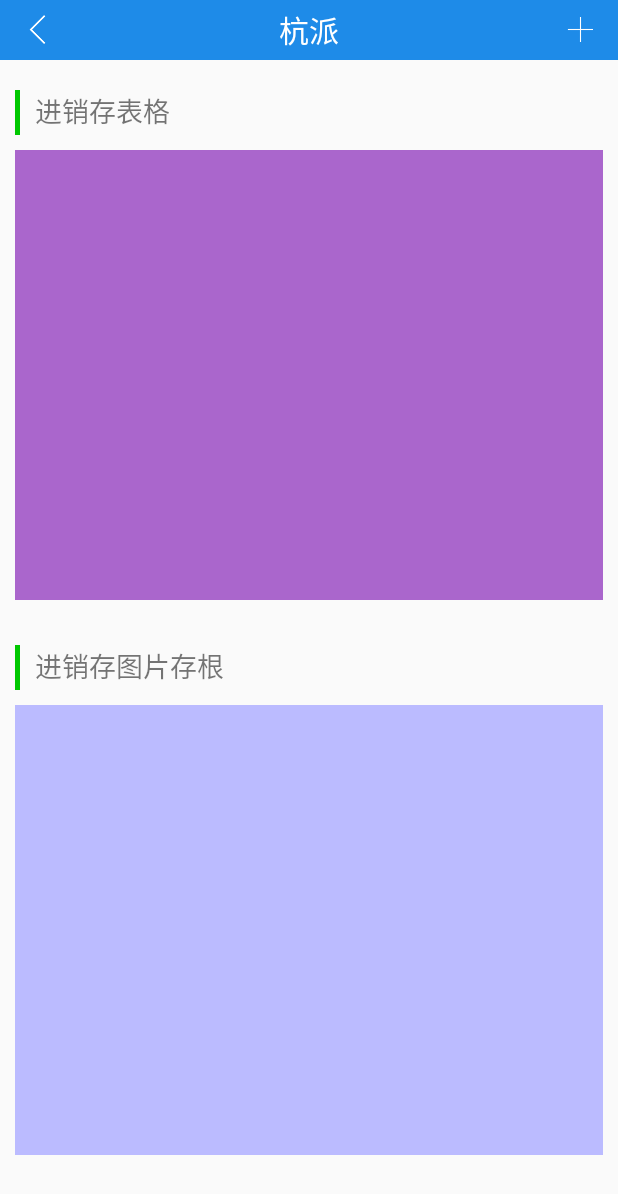
After one commit to DanYuDev/UIBestPractice, an Android app: the SalesDetailActivity screen opened directly, with no data from a screen before it, on a phone screen of 412 x 824 dp. The commit adds this screen. Shown: the top 1194 px of the screen. Run offline under Robolectric (Android 15) with nearby library versions, the phone set to English and light mode, and no system bars; our stand-ins replace CircleImageView.

```diff
--- /dev/null
+++ b/app/src/main/java/com/example/coderlt/uibestpractice/activity/SalesDetailActivity.java
@@ -0,0 +1,15 @@
+package com.example.coderlt.uibestpractice.activity;
+
+import android.support.v7.app.AppCompatActivity;
+import android.os.Bundle;
+
+import com.example.coderlt.uibestpractice.R;
+
+public class SalesDetailActivity extends AppCompatActivity {
+
+    @Override
+    protected void onCreate(Bundle savedInstanceState) {
+        super.onCreate(savedInstanceState);
+        setContentView(R.layout.activity_sales_detail);
+    }
+}
--- a/app/src/main/java/com/example/coderlt/uibestpractice/adapter/FuncRecyclerAdapter.java
+++ b/app/src/main/java/com/example/coderlt/uibestpractice/adapter/FuncRecyclerAdapter.java
@@ -59,7 +59,7 @@ public class FuncRecyclerAdapter extends RecyclerView.Adapter<FuncRecyclerAdapte
     public void onBindViewHolder(ViewHolder holder, int position)
     {
         Option option= options.get(position);
-        Log.d(TAG,"on bind VH");
+        Log.d(TAG,"on bind VH ");
         holder.tv.setText(option.getName());
         Glide.with(mContext).load(option.getImgUrl()).into(holder.iv);
     }
--- a/app/src/main/java/com/example/coderlt/uibestpractice/bean/Option.java
+++ b/app/src/main/java/com/example/coderlt/uibestpractice/bean/Option.java
@@ -1,10 +1,12 @@
 package com.example.coderlt.uibestpractice.bean;
+
+import java.io.Serializable;
 
 /**
  * Created by coderlt on 2018/1/10.
  */
 
-public class Option {
+public class Option implements Serializable{
     private String name;
     private String imgUrl;
     private String config_id;
--- a/app/src/main/res/layout/activity_register.xml
+++ b/app/src/main/res/layout/activity_register.xml
@@ -14,7 +14,7 @@
         android:layout_above="@id/reg_main_layout"
         android:textSize="26sp"
         android:layout_marginTop="30dp"
-        android:src="@drawable/ic_logo_blue"/>
+        android:src="@drawable/ic_logo"/>
     <LinearLayout
         android:id="@+id/reg_main_layout"
         android:layout_width="match_parent"
--- /dev/null
+++ b/app/src/main/res/layout/activity_sales_detail.xml
@@ -0,0 +1,71 @@
+<?xml version="1.0" encoding="utf-8"?>
+<LinearLayout
+    xmlns:android="http://schemas.android.com/apk/res/android"
+    xmlns:app="http://schemas.android.com/apk/res-auto"
+    xmlns:tools="http://schemas.android.com/tools"
+    android:layout_width="match_parent"
+    android:layout_height="match_parent"
+    android:orientation="vertical"
+    >
+    <include layout="@layout/title_layout"
+        android:id="@+id/title_layout"/>
+    <ScrollView
+        android:layout_width="match_parent"
+        android:layout_height="match_parent">
+        <RelativeLayout
+            android:layout_width="match_parent"
+            android:layout_height="wrap_content"
+            tools:context="com.example.coderlt.uibestpractice.activity.SalesDetailActivity">
+
+            <View
+                android:id="@+id/table_title_line"
+                android:layout_width="3dp"
+                android:layout_height="30dp"
+                android:background="@color/main_green"
+                android:layout_marginTop="20dp"
+                android:layout_marginLeft="10dp"/>
+            <TextView
+                android:layout_width="wrap_content"
+                android:layout_height="wrap_content"
+                android:layout_toRightOf="@id/table_title_line"
+                android:layout_marginLeft="10dp"
+                android:layout_marginTop="20dp"
+                android:textSize="18sp"
+                android:text="进销存表格"/>
+            <TableLayout
+                android:layout_width="match_parent"
+                android:layout_height="300dp"
+                android:layout_margin="10dp"
+                android:id="@+id/sales_table"
+                android:background="@android:color/holo_purple"
+                android:layout_below="@id/table_title_line"
+                >
+            </TableLayout>
+
+            <View
+                android:id="@+id/img_title_line"
+                android:layout_width="3dp"
+                android:layout_height="30dp"
+                android:background="@color/main_green"
+                android:layout_below="@id/sales_table"
+                android:layout_marginTop="20dp"
+                android:layout_marginLeft="10dp"/>
+            <TextView
+                android:layout_width="wrap_content"
+                android:layout_height="wrap_content"
+                android:textSize="18sp"
+                android:layout_below="@id/sales_table"
+                android:layout_toRightOf="@id/img_title_line"
+                android:layout_marginLeft="10dp"
+                android:layout_marginTop="20dp"
+                android:text="进销存图片存根"/>
+            <RelativeLayout
+                android:layout_width="match_parent"
+                android:layout_height="300dp"
+                android:layout_margin="10dp"
+                android:background="@color/mid_blue_a"
+                android:layout_below="@id/img_title_line">
+            </RelativeLayout>
+        </RelativeLayout>
+    </ScrollView>
+</LinearLayout>
--- a/app/src/main/res/layout/fragment_contacts.xml
+++ b/app/src/main/res/layout/fragment_contacts.xml
@@ -2,7 +2,7 @@
 <android.support.constraint.ConstraintLayout
     xmlns:android="http://schemas.android.com/apk/res/android" android:layout_width="match_parent"
     android:layout_height="match_parent"
-    android:background="@color/colorAccent">
+    android:background="@drawable/cartoon_girl">
     <include layout="@layout/title_layout"
         android:id="@+id/navigation_title"/>
 </android.support.constraint.ConstraintLayout>
--- a/app/src/main/res/layout/fragment_home.xml
+++ b/app/src/main/res/layout/fragment_home.xml
@@ -70,6 +70,7 @@
             app:text_unselected_color="@color/main_green"
             app:src_unselected="@drawable/money_out"/>
         <com.example.coderlt.uibestpractice.View.MyImgButton
+            android:id="@+id/sales_img_btn"
             android:layout_width="70dp"
             android:layout_height="70dp"
             android:layout_alignParentRight="true"
--- a/app/src/main/res/values/strings.xml
+++ b/app/src/main/res/values/strings.xml
@@ -1,5 +1,5 @@
 <resources>
-    <string name="app_name">杭软企管</string>
+    <string name="app_name">杭派足道</string>
 
     <!-- TODO: Remove or change this placeholder text -->
     <string name="hello_blank_fragment">Hello blank fragment</string>
```
Also changed, not shown: app/src/main/AndroidManifest.xml (+6 -4 lines), app/src/main/java/com/example/coderlt/uibestpractice/fragments/HomeFragment.java (+24 -19 lines), app/src/main/java/com/example/coderlt/uibestpractice/fragments/UserFragment.java (+32 -2 lines), app/src/main/java/com/example/coderlt/uibestpractice/utils/Constant.java (+4 -4 lines), app/src/main/java/com/example/coderlt/uibestpractice/utils/FileUtil.java (added, +160 -0 lines), app/src/main/res/drawable/cartoon_girl.jpg (added), app/src/main/res/drawable/ic_logo.jpg (added), app/src/main/res/drawable/ic_logo_blue.png, app/src/main/res/drawable/ic_logo_white.png.
